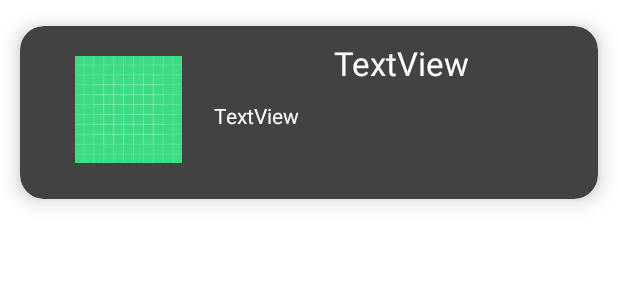
After one commit to LeoGMR20/MVILista, an Android app: the layout cartoon_item.xml on its own in the app's theme, with its tools: preview values and no code run, on a phone screen of 412 x 824 dp. The commit adds this screen. Shown: the top 300 px of the screen. Run offline under Robolectric (Android 15) with nearby library versions, the phone set to English and light mode, and no system bars.

Commit message:
Commit 26/11/2022 12:38 -> ViewHolder

```diff
--- /dev/null
+++ b/app/src/main/res/layout/cartoon_item.xml
@@ -0,0 +1,51 @@
+<?xml version="1.0" encoding="utf-8"?>
+<androidx.cardview.widget.CardView xmlns:android="http://schemas.android.com/apk/res/android"
+    xmlns:app="http://schemas.android.com/apk/res-auto"
+    xmlns:tools="http://schemas.android.com/tools"
+    android:layout_width="match_parent"
+    android:layout_height="150dp"
+    app:cardBackgroundColor="@color/cardview_dark_background"
+    app:cardElevation="8dp"
+    app:cardCornerRadius="16dp"
+    app:cardUseCompatPadding="true"
+    app:cardPreventCornerOverlap="true">
+    <androidx.constraintlayout.widget.ConstraintLayout
+        android:layout_width="match_parent"
+        android:layout_height="match_parent">
+
+        <ImageView
+            android:id="@+id/ivCartoon"
+            android:layout_width="74dp"
+            android:layout_height="71dp"
+            android:layout_marginStart="35dp"
+            android:layout_marginTop="20dp"
+            android:contentDescription="@string/txt_imagen"
+            app:layout_constraintStart_toStartOf="parent"
+            app:layout_constraintTop_toTopOf="parent"
+            app:srcCompat="@drawable/ic_launcher_background"
+            tools:ignore="ImageContrastCheck" />
+
+        <TextView
+            android:id="@+id/tvName"
+            android:layout_width="wrap_content"
+            android:layout_height="wrap_content"
+            android:layout_marginStart="100dp"
+            android:layout_marginTop="10dp"
+            tools:text="TextView"
+            android:textColor="@color/white"
+            app:layout_constraintStart_toEndOf="@+id/ivCartoon"
+            app:layout_constraintTop_toTopOf="parent"
+            style="@style/TextAppearance.AppCompat.Large.Inverse"/>
+
+        <TextView
+            android:id="@+id/tvLocation"
+            android:layout_width="wrap_content"
+            android:layout_height="wrap_content"
+            android:layout_marginStart="20dp"
+            android:layout_marginTop="50dp"
+            tools:text="TextView"
+            android:textColor="@color/white"
+            app:layout_constraintStart_toEndOf="@+id/ivCartoon"
+            app:layout_constraintTop_toTopOf="parent" />
+    </androidx.constraintlayout.widget.ConstraintLayout>
+</androidx.cardview.widget.CardView>
--- a/app/src/main/res/values/strings.xml
+++ b/app/src/main/res/values/strings.xml
@@ -1,3 +1,4 @@
 <resources>
     <string name="app_name">MVILista</string>
+    <string name="txt_imagen">Imagen</string>
 </resources>
```
Also changed, not shown: app/src/main/java/com/example/mvilista/view/CartoonListAdapter.kt (added, +55 -0 lines).
